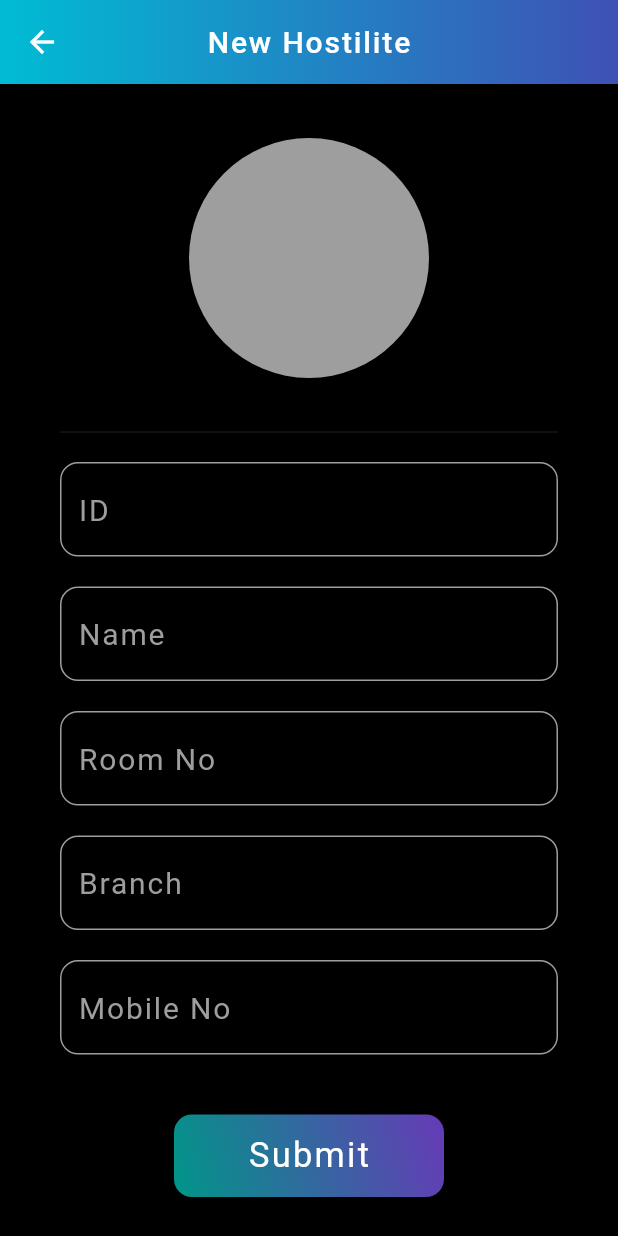
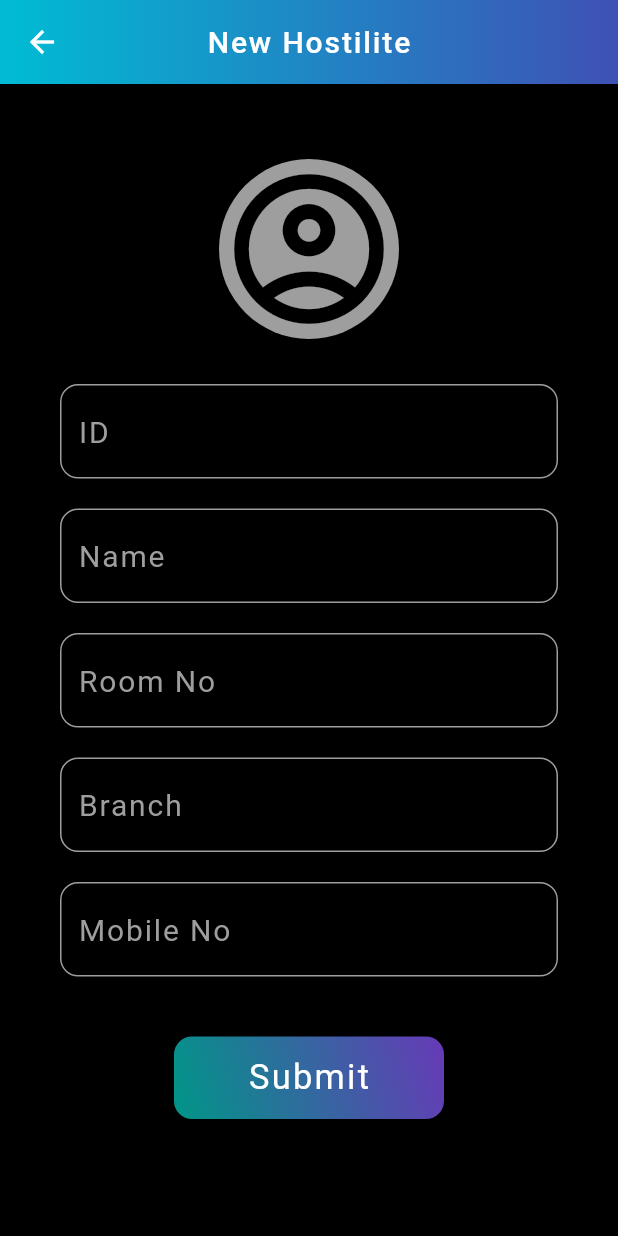
Before and after one commit to ManishModak/appwrite_hackathon, a Flutter app: the NewStudent screen opened by its route, on a phone screen of 412 x 824 dp. Run offline on Flutter 3.47's test engine with Material 2 defaults, Android fonts, the phone set to English and light mode, and no system bars; our stand-ins replace appwrite, firebase_core, flutter_spinkit, image_picker, shared_preferences; accounts and stored records are empty.

Commit message:
Updated New Student Page UI

```diff
--- a/lib/pages/menuPages/newstudent_page.dart
+++ b/lib/pages/menuPages/newstudent_page.dart
@@ -141,15 +141,13 @@ class _NewStudentState extends State<NewStudent> {
                           },
                           child: CircleAvatar(
                             backgroundImage: (studentPic != null) ? FileImage(studentPic!) : null,
-                            radius: 80,
+                            radius: 60,
                             backgroundColor: Colors.grey,
+                            child: const Icon(Icons.account_circle_outlined,size: 120),
                           ),
                         ),
                       ],
                     ),
-                  ),
-                  const Divider(
-                    height: 40.0,
                   ),
                   TextFormField(
                     style: const TextStyle(color: Colors.grey, fontSize: 20),
```
